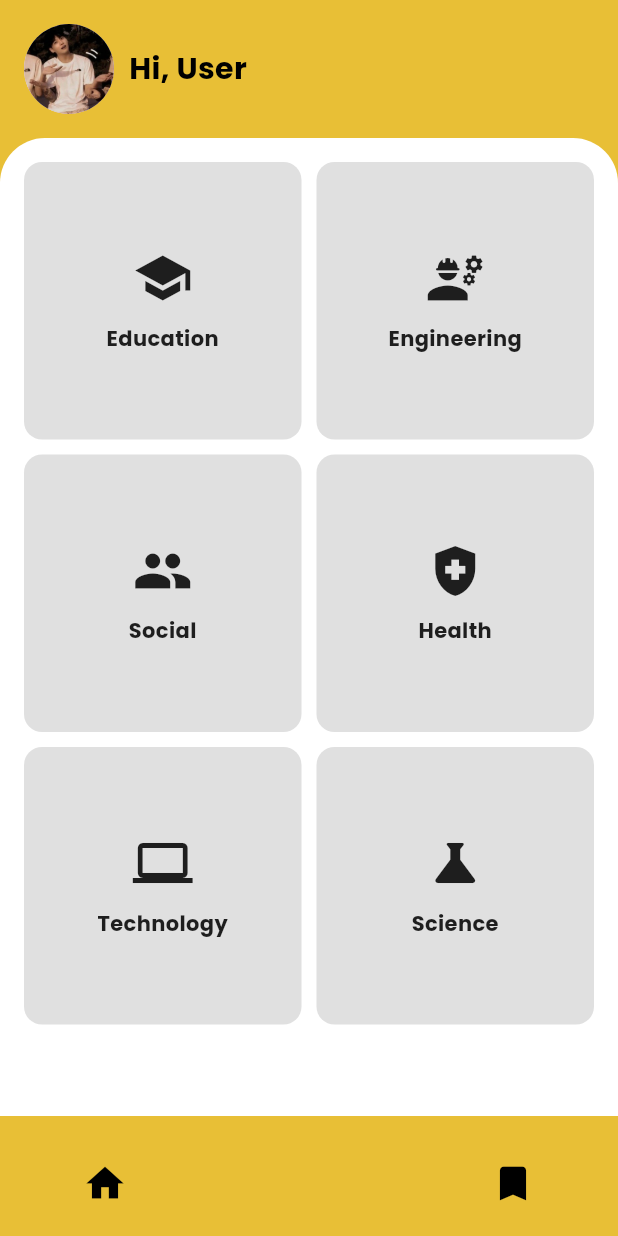
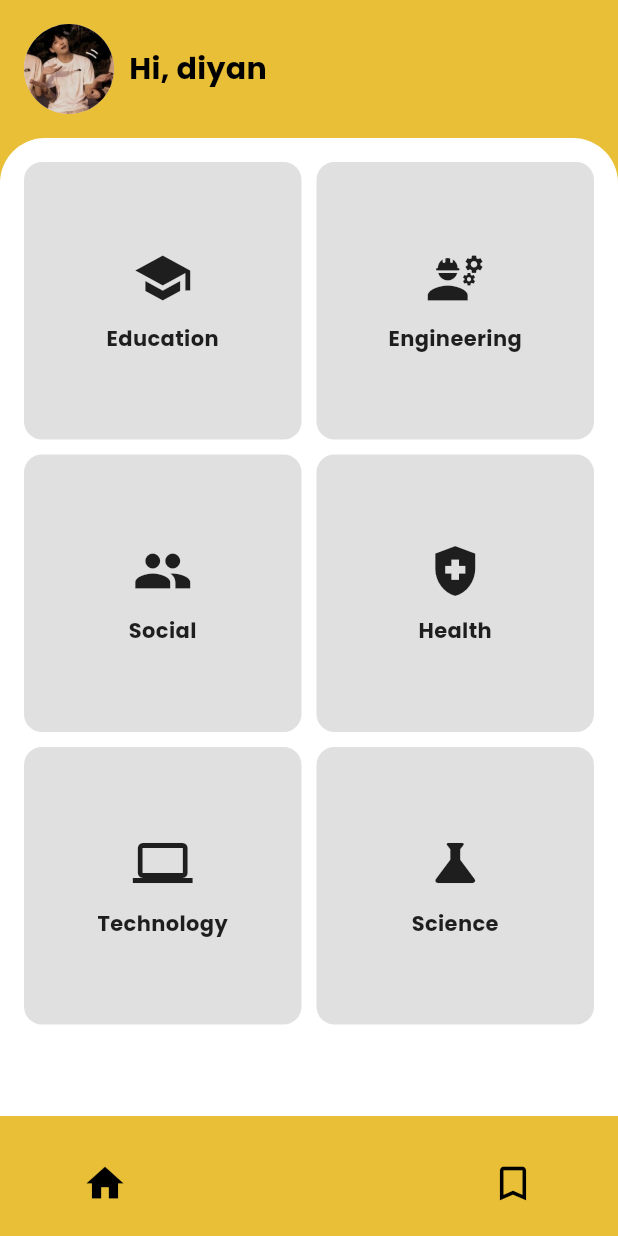
Before and after one commit to DappHadid/Journalyze, a Flutter app: the DashboardUser screen opened directly, on a phone screen of 412 x 824 dp. Run offline on Flutter 3.47's test engine with Material 3 defaults, Android fonts, the phone set to English and light mode, and no system bars; our stand-ins replace another_flutter_splash_screen, cloud_firestore, device_preview_plus, file_picker, firebase_auth, firebase_core and 4 more; missing offline and left inert: art_sweetalert; accounts and stored records are empty.

Commit message:
menghubungkan bookmark, list jurnal dan dashboard user

```diff
--- a/lib/pages/dashboard_user.dart
+++ b/lib/pages/dashboard_user.dart
@@ -53,7 +53,7 @@ class DashboardUser extends StatelessWidget {
                   ),
                   SizedBox(width: 10),
                   Text(
-                    'Hi, User',
+                    'Hi, diyan',
                     style: GoogleFonts.poppins(
                       fontSize: 20,
                       fontWeight: FontWeight.bold,
@@ -104,7 +104,7 @@ class DashboardUser extends StatelessWidget {
                 onPressed: () {},
               ),
               IconButton(
-                icon: Icon(Icons.bookmark),
+                icon: Icon(Icons.bookmark_border),
                 iconSize: 30,
                 color: Colors.black,
                 onPressed: () {
```
Also changed, not shown: lib/pages/bookmark.dart (+8 -3 lines), lib/pages/listjournal_user.dart (+9 -1 lines).
